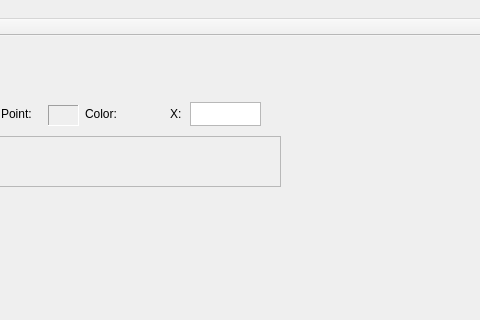
First picture: the form in Dicom3DViewer/mainwindow.ui, repository JiananHe/Dicom3DViewer, before the edit; both pictures show x 280 to 760 and y 0 to 320 of the 1280 by 728 pixel window.
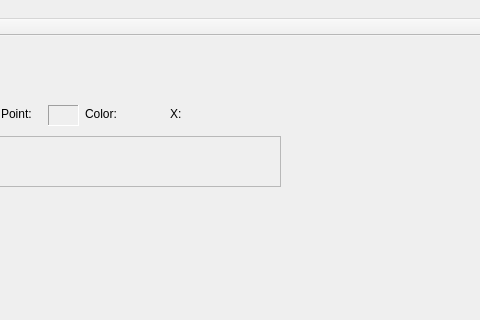
Second picture: the form after the edit. Custom widgets are drawn as their Qt base class.

Patch:
```diff
--- a/Dicom3DViewer/mainwindow.ui
+++ b/Dicom3DViewer/mainwindow.ui
@@ -54,7 +54,7 @@
       <rect>
        <x>510</x>
        <y>110</y>
-       <width>41</width>
+       <width>54</width>
        <height>16</height>
       </rect>
      </property>
@@ -133,28 +133,6 @@
       <string>Point:</string>
      </property>
     </widget>
-    <widget class="QTextEdit" name="colortf_curbp_x_textEdit">
-     <property name="geometry">
-      <rect>
-       <x>460</x>
-       <y>26</y>
-       <width>71</width>
-       <height>24</height>
-      </rect>
-     </property>
-     <property name="sizePolicy">
-      <sizepolicy hsizetype="Expanding" vsizetype="Expanding">
-       <horstretch>0</horstretch>
-       <verstretch>0</verstretch>
-      </sizepolicy>
-     </property>
-     <property name="inputMethodHints">
-      <set>Qt::ImhDigitsOnly</set>
-     </property>
-     <property name="readOnly">
-      <bool>false</bool>
-     </property>
-    </widget>
     <widget class="QScrollBar" name="colortf_verticalScrollBar">
      <property name="geometry">
       <rect>
@@ -193,6 +171,19 @@
       <string/>
      </property>
     </widget>
+    <widget class="QLabel" name="colortf_curbp_x_label">
+     <property name="geometry">
+      <rect>
+       <x>460</x>
+       <y>30</y>
+       <width>72</width>
+       <height>16</height>
+      </rect>
+     </property>
+     <property name="text">
+      <string/>
+     </property>
+    </widget>
    </widget>
   </widget>
   <widget class="QMenuBar" name="menuBar">
```
Left out of the diff: 24 changed lines with no effect on the pictures.
